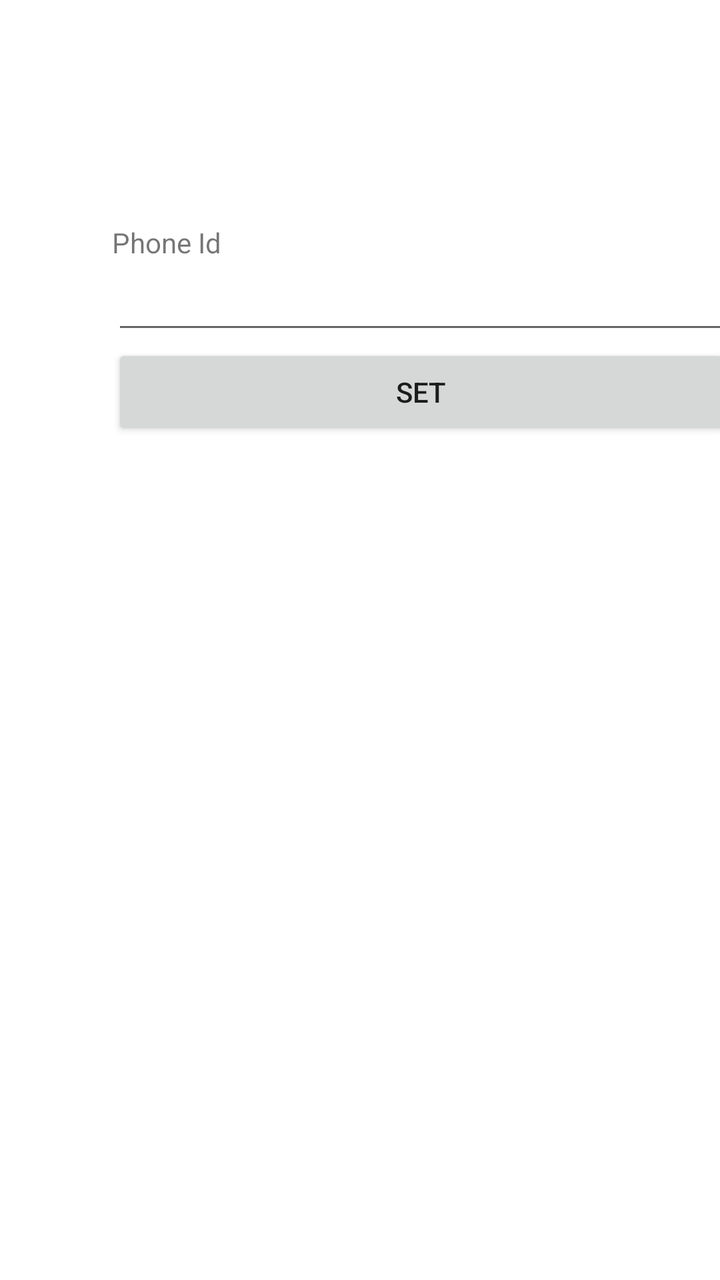
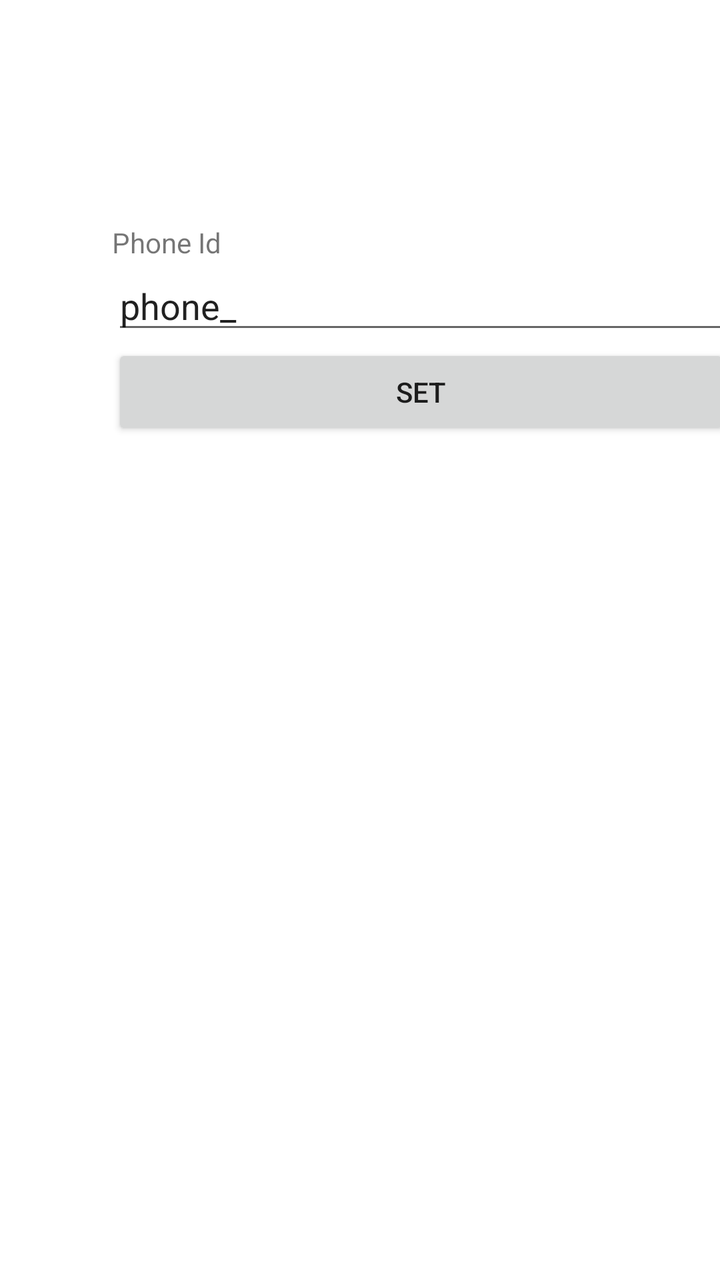

Compare the two renders of this Android layout. The source of the first and the diff that turns it into the second are given below.
<!-- AndroidManifest.xml: application theme Theme.SportsBet -->
<!-- res/layout/activity_main.xml -->
<?xml version="1.0" encoding="utf-8"?>
<androidx.constraintlayout.widget.ConstraintLayout xmlns:android="http://schemas.android.com/apk/res/android"
    xmlns:app="http://schemas.android.com/apk/res-auto"
    xmlns:tools="http://schemas.android.com/tools"
    android:layout_width="match_parent"
    android:layout_height="match_parent"
    tools:context=".MainActivity">

    <LinearLayout
        android:layout_width="309dp"
        android:layout_height="338dp"
        android:layout_marginStart="56dp"
        android:layout_marginTop="157dp"
        android:layout_marginEnd="85dp"
        android:layout_marginBottom="236dp"
        android:orientation="vertical"
        app:layout_constraintBottom_toBottomOf="parent"
        app:layout_constraintEnd_toEndOf="parent"
        app:layout_constraintHorizontal_bias="0.0"
        app:layout_constraintStart_toStartOf="parent"
        app:layout_constraintTop_toTopOf="parent">

        <TextView
            android:id="@+id/textView2"
            android:layout_width="match_parent"
            android:layout_height="wrap_content"
            android:text="Phone Id" />

        <EditText
            android:id="@+id/editPhoneId"
            android:layout_width="match_parent"
            android:layout_height="wrap_content"
            android:ems="10"
            android:inputType="textPersonName"
            android:placeHolder="001"
            />

        <Button
            android:id="@+id/phone_set_btn"
            android:layout_width="match_parent"
            android:layout_height="wrap_content"
            android:text="Set" />
    </LinearLayout>
</androidx.constraintlayout.widget.ConstraintLayout>
<!-- resources referenced by this layout -->
<resources>
  <style name="Theme.SportsBet" parent="Theme.MaterialComponents.DayNight.DarkActionBar">
          
          <item name="colorPrimary">@color/purple_500</item>
          <item name="colorPrimaryVariant">@color/purple_700</item>
          <item name="colorOnPrimary">@color/white</item>
          
          <item name="colorSecondary">@color/teal_200</item>
          <item name="colorSecondaryVariant">@color/teal_700</item>
          <item name="colorOnSecondary">@color/black</item>
          
          <item name="android:statusBarColor">?attr/colorPrimaryVariant</item>
          
      </style>
  <color name="purple_500">#FF6200EE</color>
  <color name="purple_700">#FF3700B3</color>
  <color name="white">#FFFFFFFF</color>
  <color name="teal_200">#FF03DAC5</color>
  <color name="teal_700">#FF018786</color>
  <color name="black">#FF000000</color>
</resources>

<!-- the commit's change to res/layout/activity_main.xml (unified diff, before → after) -->
@@ -32,7 +32,7 @@
             android:layout_height="wrap_content"
             android:ems="10"
             android:inputType="textPersonName"
-            android:placeHolder="001"
+            android:text="phone_"
             />
 
         <Button
